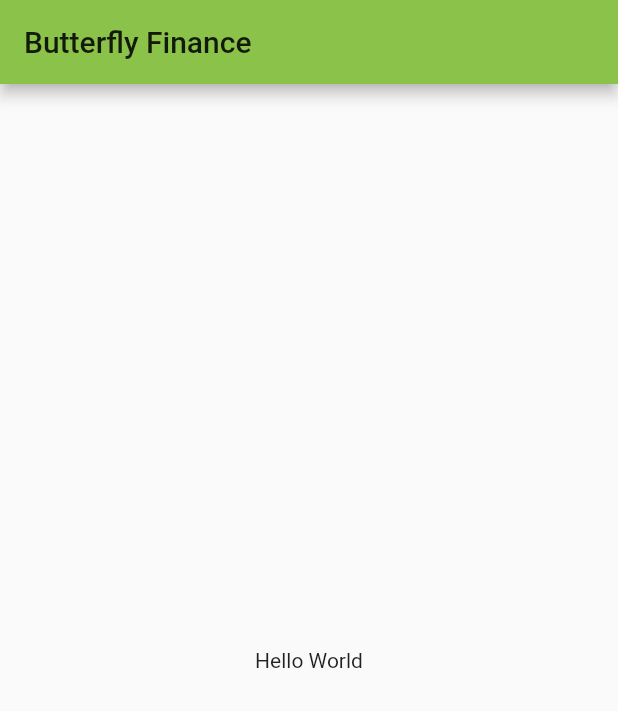
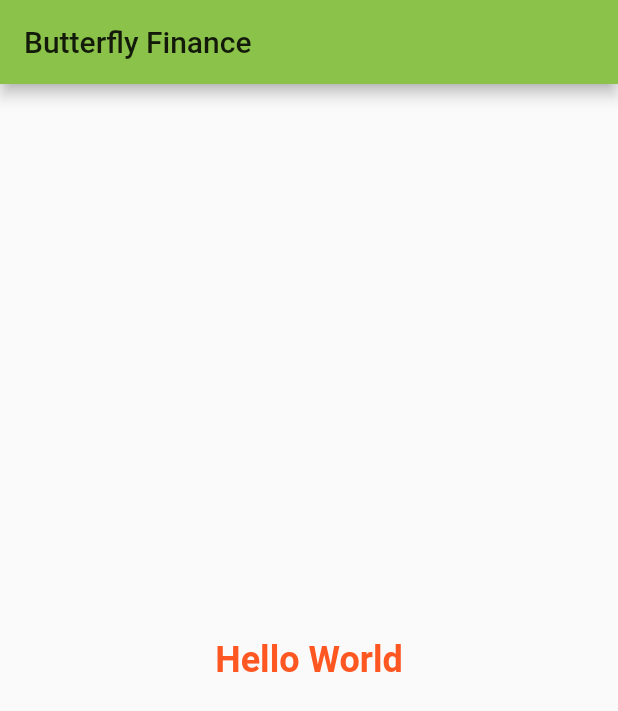
Before and after one commit to anoopramanujam/butterfly_finance, a Flutter app: the screen it shows after launch, on a phone screen of 412 x 824 dp. Shown: the top 711 px of the screen. Run offline on Flutter 3.47's test engine with Material 2 defaults, Android fonts, the light colour scheme and no system bars.

Commit message:
added text style

```diff
--- a/lib/main.dart
+++ b/lib/main.dart
@@ -17,9 +17,11 @@ class MyApp extends StatelessWidget {
           title: const Text('Butterfly Finance'),
         ),
         body: Center(
-          child: const Text(
-            'Hello World',
-          ),
+          child: Text('Hello World',
+              style: const TextStyle(
+                  fontWeight: FontWeight.bold,
+                  color: Colors.deepOrange,
+                  fontSize: 24)),
         ),
       ),
     );
```
